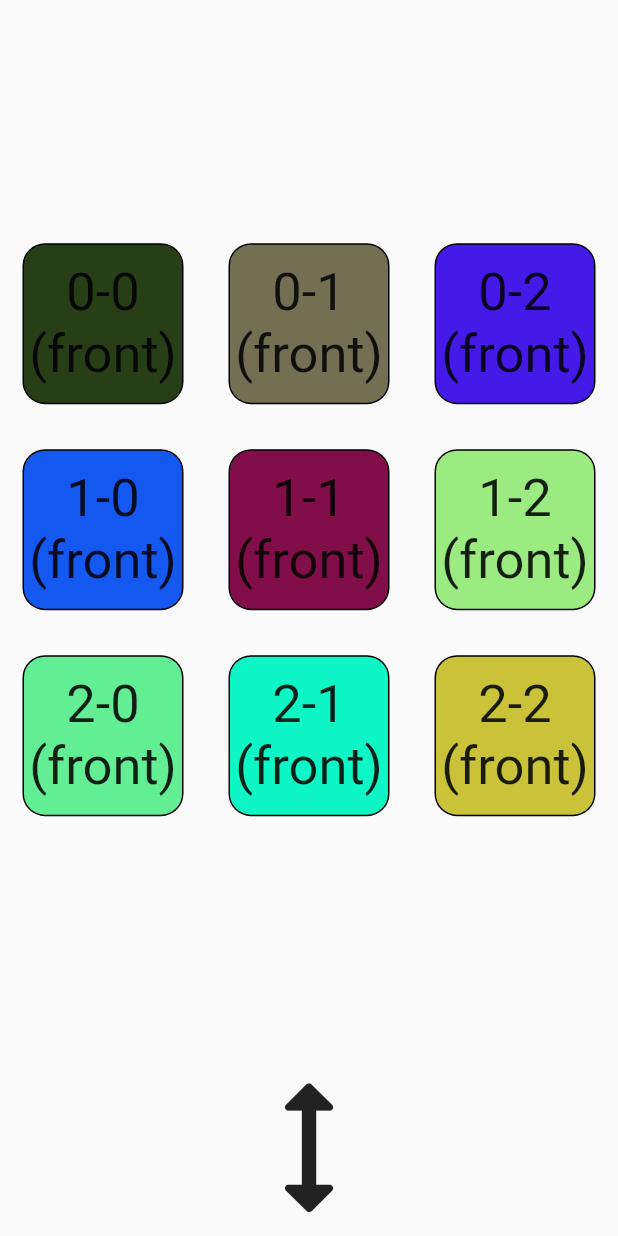
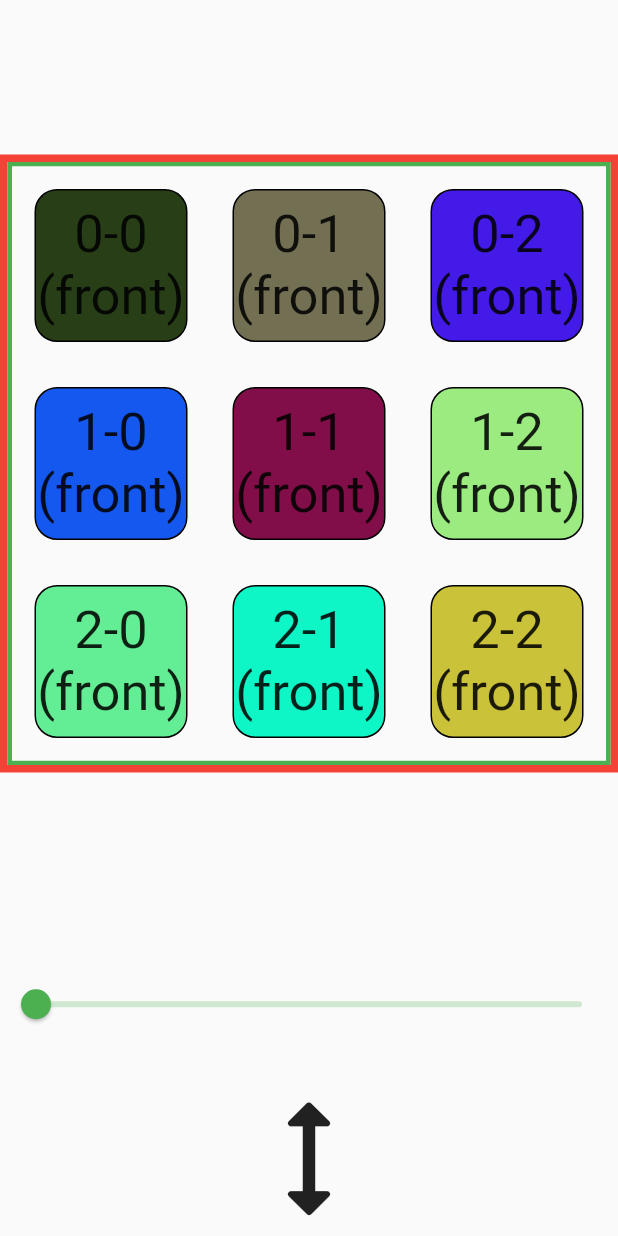
Before and after one commit to Dustlayer/flutter_hack, a Flutter app: the PlaySingleplayerScreen screen opened by its route, on a phone screen of 412 x 824 dp. Run offline on Flutter 3.47's test engine with Material 2 defaults, Android fonts, the phone set to English and light mode, and no system bars; our stand-ins replace beamer.

Commit message:
Session w/ dustin (cube rotation)

```diff
--- a/lib/models/cube.dart
+++ b/lib/models/cube.dart
@@ -150,6 +150,7 @@ class Cube {
   Cube({this.width = 3, this.height = 3}) {
     reset();
   }
+  Cube.fromFace(this.front): width = front.width, height = front.height;
 
   void reset() {
     Face front = Face(width, height, "front");
--- a/lib/screens/play_singleplayer.dart
+++ b/lib/screens/play_singleplayer.dart
@@ -1,5 +1,6 @@
 import 'dart:math';
 
+import 'package:flutter/cupertino.dart';
 import 'package:flutter/gestures.dart';
 import 'package:flutter/material.dart';
 import 'package:flutter_hack/models/cube.dart';
@@ -13,13 +14,15 @@ class PlaySingleplayerScreen extends StatefulWidget {
   _PlaySingleplayerScreenState createState() => _PlaySingleplayerScreenState();
 }
 
-class _PlaySingleplayerScreenState extends State<PlaySingleplayerScreen>
-    with SingleTickerProviderStateMixin {
+class _PlaySingleplayerScreenState extends State<PlaySingleplayerScreen> with SingleTickerProviderStateMixin {
   late final FocusNode focus;
   late final FocusAttachment _nodeAttachment;
   Cube cube = Cube();
 
   late AnimationController _controller;
+
+  final double kDebugRotationSpeed = pi / 20; // 10 'ticks' per 90 degrees
+  double _sliderValue = 0.0;
 
   // bool isShiftPressed = false;
 
@@ -28,7 +31,18 @@ class _PlaySingleplayerScreenState extends State<PlaySingleplayerScreen>
     super.initState();
     focus = FocusNode(debugLabel: 'ShiftHandler');
     _nodeAttachment = focus.attach(context, onKey: (node, event) {
-      Provider.of<KeyboardMetaKeysManager>(context, listen: false).isShiftPressed = event.isShiftPressed;
+      if (event.character == 'd') {
+        setState(() {
+          _sliderValue = (_sliderValue - kDebugRotationSpeed).clamp(0, 1);
+        });
+      } else if (event.character == 'a') {
+        setState(() {
+          _sliderValue = (_sliderValue + kDebugRotationSpeed).clamp(0, 1);
+        });
+      }
+
+      // Provider.of<KeyboardMetaKeysManager>(context, listen: false).isShiftPressed = event.isShiftPressed;
+
       return KeyEventResult.handled;
     });
     focus.requestFocus();
@@ -36,13 +50,18 @@ class _PlaySingleplayerScreenState extends State<PlaySingleplayerScreen>
     // shift indicator animation
     _controller = AnimationController(
       vsync: this,
-      duration: const Duration(milliseconds: 125),
+      // duration: const Duration(milliseconds: 250), // TODO change back to 125
+      duration: const Duration(milliseconds: 2000), // TODO change back to 125
     );
+    _controller.addListener(() {
+      setState(() {});
+    });
   }
 
   @override
   void dispose() {
     focus.dispose();
+    _controller.dispose();
     super.dispose();
   }
 
@@ -56,9 +75,79 @@ class _PlaySingleplayerScreenState extends State<PlaySingleplayerScreen>
           // Expanded(flex: 4, child: CubeWidget(cube)),
           Expanded(
             flex: 4,
-            child: TestStack(cube: cube),
+            child: Center(
+              child: AspectRatio(
+                aspectRatio: 1,
+                child: LayoutBuilder(
+                  builder: (BuildContext context, BoxConstraints constraints) {
+                    final double halfWidth = constraints.biggest.width / 2;
+                    // final double alpha = pi / 2 * _controller.value;
+                    final double alpha = pi / 2 * _sliderValue;
+
+                    return Container(
+                      decoration: BoxDecoration(border: Border.all(color: Colors.red, width: 5)),
+                      child: Stack(
+                        children: [
+                          //
+                          // [1] [2]
+                          //
+                          Positioned.fill(
+                            child: Transform(
+                              alignment: AlignmentDirectional.center,
+                              // ..setEntry(3, 2, .0001)
+                              transform: Matrix4.identity()
+                                // ..setEntry(3, 2, .001)  // perspective;; todo: broken
+                                // ..translate(-halfWidth * sin(alpha), 0, halfWidth * cos(alpha))
+                                ..translate(-halfWidth * sin(alpha), 0, 0)
+                                ..rotateY(alpha)
+                              ,
+                              child: Container(
+                                decoration: BoxDecoration(border: Border.all(color: Colors.green, width: 3)),
+                                child: TestStack(
+                                  cube: cube,
+                                ),
+                              ),
+                            ),
+                          ),
+                          Positioned.fill(
+                            child: Transform(
+                              alignment: AlignmentDirectional.center,
+                              transform: Matrix4.identity()
+                                // ..setEntry(3, 2, -.001)  // perspective;; todo: broken
+                                ..translate(halfWidth * cos(alpha), 0, halfWidth * sin(alpha))
+                                ..rotateY(-pi / 2 + alpha)
+                              ,
+                              child: Container(
+                                decoration: BoxDecoration(border: Border.all(color: Colors.blue, width: 5)),
+                                child: TestStack(
+                                  cube: Cube.fromFace(
+                                      cube.front.right), // dummy to rotate;; has to be rotate 90° around z-axis
+                                ),
+                              ),
+                            ),
+                          ),
+                        ],
+                      ),
+                    );
+                  },
+                ),
+              ),
+            ),
           ),
           const Spacer(flex: 1),
+          Expanded(
+            flex: 1,
+            child: Slider(
+              value: _sliderValue,
+              max: 1.0,
+              label: _sliderValue.round().toString(),
+              onChanged: (double value) {
+                setState(() {
+                  _sliderValue = value;
+                });
+              },
+            ),
+          ),
           Expanded(
             flex: 1,
             child: Consumer<KeyboardMetaKeysManager>(
@@ -86,6 +175,7 @@ class _PlaySingleplayerScreenState extends State<PlaySingleplayerScreen>
 
 class TestStack extends StatefulWidget {
   final Cube cube;
+
   const TestStack({Key? key, required this.cube}) : super(key: key);
 
   @override
@@ -128,8 +218,7 @@ class _TestStackState extends State<TestStack> with TickerProviderStateMixin {
   }
 
   Duration _calcAnimationDuration({int offset = 0}) {
-    final int calcDuration =
-        (200 * pow(e, -(actionQueue.length - 1 - offset)) + 50).round();
+    final int calcDuration = (200 * pow(e, -(actionQueue.length - 1 - offset)) + 50).round();
     return Duration(milliseconds: calcDuration);
   }
 
@@ -241,34 +330,27 @@ class _TestStackState extends State<TestStack> with TickerProviderStateMixin {
                           // in row above first row
                           indexRow = -1;
                           indexColumn = index % cubeWidth;
-                          block = widget.cube.front.top.blocks[cubeHeight - 1]
-                              [indexColumn];
+                          block = widget.cube.front.top.blocks[cubeHeight - 1][indexColumn];
                         } else if (index < cubeWidth + 2 * cubeHeight) {
                           // left and right side outside of cube
                           int normalizedIndex = index - cubeWidth;
                           indexRow = normalizedIndex ~/ 2;
-                          indexColumn =
-                              normalizedIndex % 2 == 0 ? -1 : cubeWidth;
+                          indexColumn = normalizedIndex % 2 == 0 ? -1 : cubeWidth;
                           block = indexColumn == -1
-                              ? widget.cube.front.left.blocks[indexRow]
-                                  [cubeWidth - 1]
+                              ? widget.cube.front.left.blocks[indexRow][cubeWidth - 1]
                               : widget.cube.front.right.blocks[indexRow][0];
                         } else {
                           // row below cube
-                          int normalizedIndex =
-                              index - cubeWidth - 2 * cubeHeight;
+                          int normalizedIndex = index - cubeWidth - 2 * cubeHeight;
                           indexRow = cubeHeight;
                           indexColumn = normalizedIndex % cubeWidth;
-                          block =
-                              widget.cube.front.bottom.blocks[0][indexColumn];
+                          block = widget.cube.front.bottom.blocks[0][indexColumn];
                         }
                         int nextIndexRow = indexRow;
                         int nextIndexColumn = indexColumn;
                         if (currentAction != null) {
-                          nextIndexRow = _getNextRowIndex(
-                              currentAction, indexRow, indexColumn);
-                          nextIndexColumn = _getNextColumnIndex(
-                              currentAction, indexRow, indexColumn);
+                          nextIndexRow = _getNextRowIndex(currentAction, indexRow, indexColumn);
+                          nextIndexColumn = _getNextColumnIndex(currentAction, indexRow, indexColumn);
                         }
                         return PositionedTransition(
                           key: ValueKey(block),
@@ -306,8 +388,7 @@ class _TestStackState extends State<TestStack> with TickerProviderStateMixin {
                       child: Listener(
                         onPointerSignal: (pointerSignal) {
                           if (pointerSignal is PointerScrollEvent) {
-                            _handleScroll(pointerSignal.scrollDelta.direction,
-                                indexRow, indexColumn);
+                            _handleScroll(pointerSignal.scrollDelta.direction, indexRow, indexColumn);
                           }
                         },
                         // transparent child is needed for scroll to be detected
```
Also changed, not shown: lib/components/cube_widget.dart (deleted, +0 -320 lines), lib/components/dustin_test.dart (added, +66 -0 lines), lib/main.dart (+7 -2 lines).
